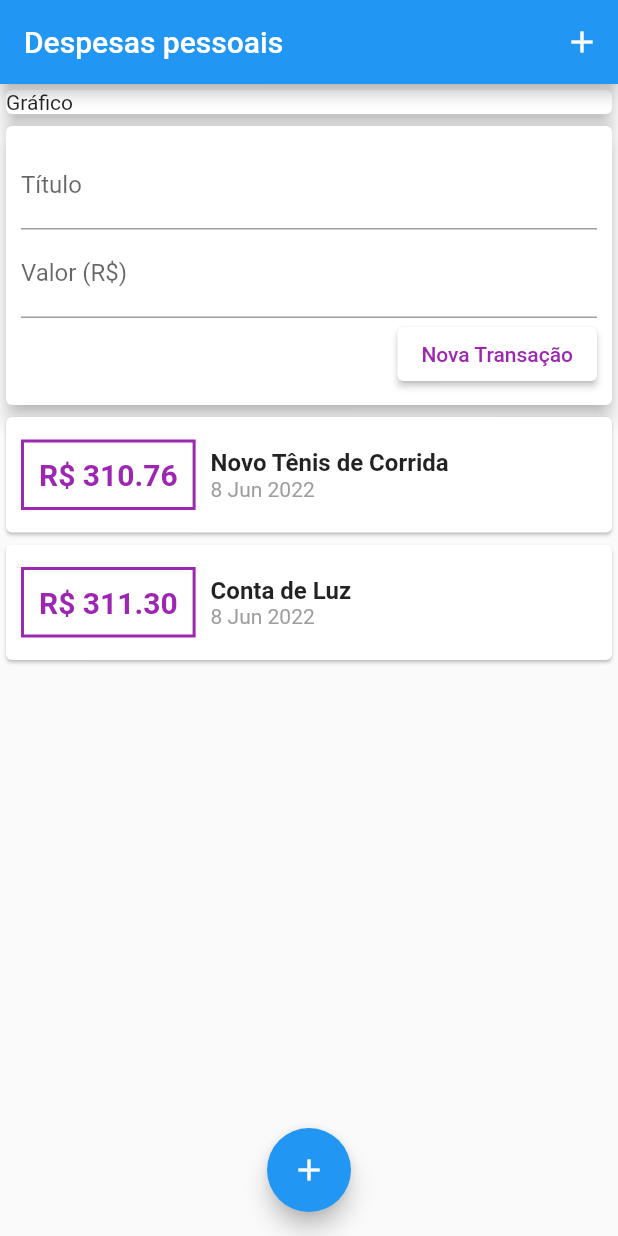
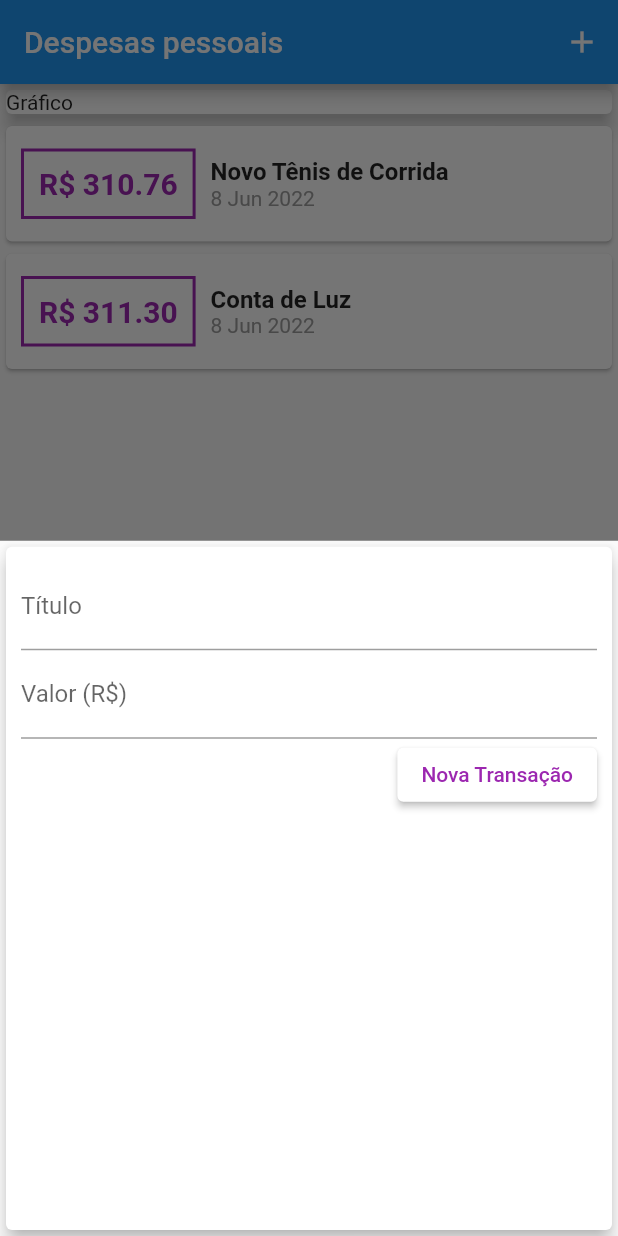
Before and after one commit to lucasviinic/learning-flutter, a Flutter app: the screen it shows after launch, after a tap on the "add" icon, on a phone screen of 412 x 824 dp. Run offline on Flutter 3.47's test engine with Material 2 defaults, Android fonts, the phone set to English and light mode, and no system bars.

```diff
--- a/expenses/lib/components/transaction_form.dart
+++ b/expenses/lib/components/transaction_form.dart
@@ -7,7 +7,7 @@ class TransactionForm extends StatelessWidget {
   final titleController = TextEditingController();
   final valueController = TextEditingController();
 
-  final void Function(String, double) onSubmit;
+  final void Function(String, double)? onSubmit;
   TransactionForm(this.onSubmit);
 
   _submitForm() {
@@ -18,7 +18,7 @@ class TransactionForm extends StatelessWidget {
       return;
     }
 
-    onSubmit(title, value);
+    onSubmit!(title, value);
   }
 
   @override
--- a/expenses/lib/components/transaction_user.dart
+++ /dev/null
@@ -1,54 +0,0 @@
-import 'dart:math';
-
-import 'package:flutter/material.dart';
-
-import 'transaction_form.dart';
-import 'transaction_list.dart';
-import '../models/transaction.dart';
-
-class TransactionUser extends StatefulWidget {
-  const TransactionUser({ Key? key }) : super(key: key);
-
-  @override
-  State<TransactionUser> createState() => _TransactionUserState();
-}
-
-class _TransactionUserState extends State<TransactionUser> {
-
-  final _transactions = [
-    Transaction(
-      id: 't1',
-      title: 'Novo Tênis de Corrida',
-      value: 310.76,
-      date: DateTime.now()
-    ),
-    Transaction(
-      id: 't2',
-      title: 'Conta de Luz',
-      value: 311.30,
-      date: DateTime.now()
-    ),
-  ];
-
-  _addTransaction(String title, double value) {
-    final newTransaction = Transaction(
-      id: Random().nextDouble().toString(),
-      title: title,
-      value: value,
-      date: DateTime.now()
-    );
-    setState(() {
-      _transactions.add(newTransaction);
-    });
-  }
-
-  @override
-  Widget build(BuildContext context) {
-    return Column(
-      children: [
-        TransactionForm(_addTransaction),
-        TransactionList(_transactions),
-      ],
-    );
-  }
-}
--- a/expenses/lib/main.dart
+++ b/expenses/lib/main.dart
@@ -1,6 +1,12 @@
 // ignore_for_file: prefer_const_constructors, use_key_in_widget_constructors, sized_box_for_whitespace, prefer_const_literals_to_create_immutables
-import 'package:expenses/components/transaction_user.dart';
+import 'dart:math';
+
+import 'package:expenses/components/transaction_form.dart';
 import 'package:flutter/material.dart';
+
+import './components/transaction_form.dart';
+import './components/transaction_list.dart';
+import 'models/transaction.dart';
 
 main () => runApp(ExpensesApp());
 
@@ -14,7 +20,49 @@ class ExpensesApp extends StatelessWidget {
   }
 }
 
-class MyHomePage extends StatelessWidget {
+class MyHomePage extends StatefulWidget {
+
+  @override
+  State<MyHomePage> createState() => _MyHomePageState();
+}
+
+class _MyHomePageState extends State<MyHomePage> {
+
+  final _transactions = [
+    Transaction(
+      id: 't1',
+      title: 'Novo Tênis de Corrida',
+      value: 310.76,
+      date: DateTime.now()
+    ),
+    Transaction(
+      id: 't2',
+      title: 'Conta de Luz',
+      value: 311.30,
+      date: DateTime.now()
+    ),
+  ];
+
+  _openTransactionFormModal(BuildContext context) {
+    showModalBottomSheet(
+      context: context,
+      builder: (_) {
+        return TransactionForm(null);
+      }
+    );
+  }
+
+  _addTransaction(String title, double value) {
+    final newTransaction = Transaction(
+      id: Random().nextDouble().toString(),
+      title: title,
+      value: value,
+      date: DateTime.now()
+    );
+    setState(() {
+      _transactions.add(newTransaction);
+    });
+  }
 
   @override
   Widget build(BuildContext context) {
@@ -23,7 +71,7 @@ class MyHomePage extends StatelessWidget {
         title: Text("Despesas pessoais"),
         actions: [
           IconButton(
-            onPressed: () {},
+            onPressed: () => _openTransactionFormModal(context),
             icon: Icon(Icons.add)
           )
         ],
@@ -38,13 +86,13 @@ class MyHomePage extends StatelessWidget {
                 elevation: 5,
               ),
             ),
-            TransactionUser(),
+            TransactionList(_transactions),
           ]
         ),
       ),
       floatingActionButton: FloatingActionButton(
         child: Icon(Icons.add),
-        onPressed: () {},
+        onPressed: () => _openTransactionFormModal(context),
       ),
       floatingActionButtonLocation: FloatingActionButtonLocation.centerFloat,
     );
```
